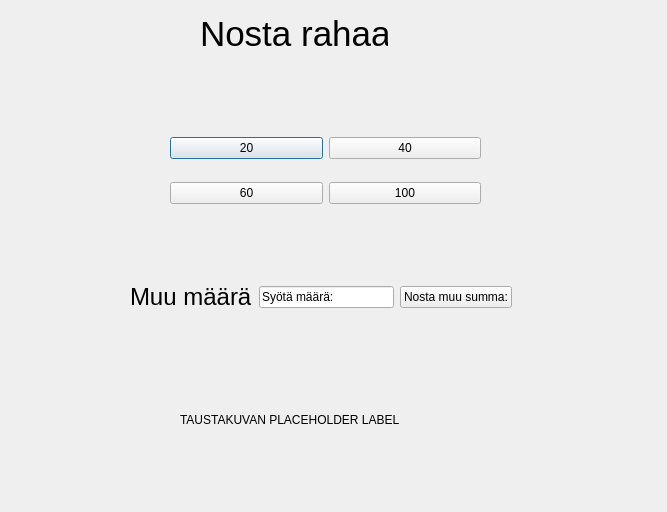
The window that bank-automat/withdrawcash.ui (tvt24kmo-project/group_15) describes before a commit, drawn with Qt 5.
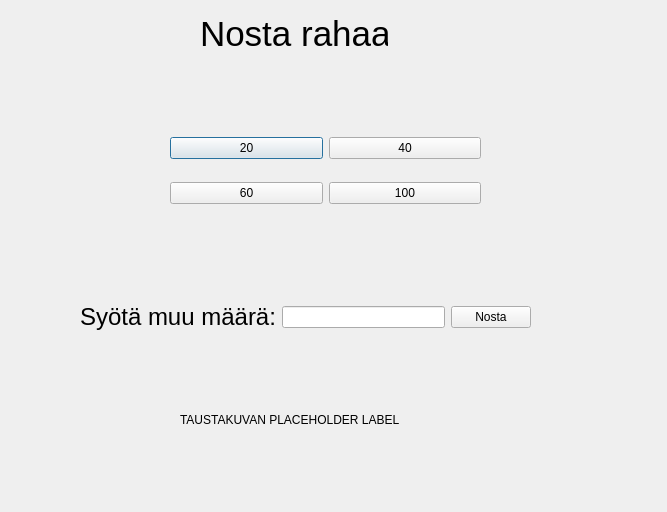
The same window after the commit.

Commit message: muun määrän tarkistamiset tehty ja virheikkuna

What changed in the file:
```diff
--- a/bank-automat/withdrawcash.ui
+++ b/bank-automat/withdrawcash.ui
@@ -87,9 +87,9 @@
   <widget class="QWidget" name="">
    <property name="geometry">
     <rect>
-     <x>130</x>
-     <y>280</y>
-     <width>382</width>
+     <x>80</x>
+     <y>300</y>
+     <width>451</width>
      <height>34</height>
     </rect>
    </property>
@@ -102,21 +102,21 @@
        </font>
       </property>
       <property name="text">
-       <string>Muu määrä</string>
+       <string>Syötä muu määrä:</string>
       </property>
      </widget>
     </item>
     <item row="0" column="1">
      <widget class="QLineEdit" name="lineEditCustomAmount">
       <property name="text">
-       <string>Syötä määrä:</string>
+       <string/>
       </property>
      </widget>
     </item>
     <item row="0" column="2">
      <widget class="QPushButton" name="buttonWithdrawOther">
       <property name="text">
-       <string>Nosta muu summa:</string>
+       <string>Nosta</string>
       </property>
      </widget>
     </item>
```
The commit also changes 2 other files.
